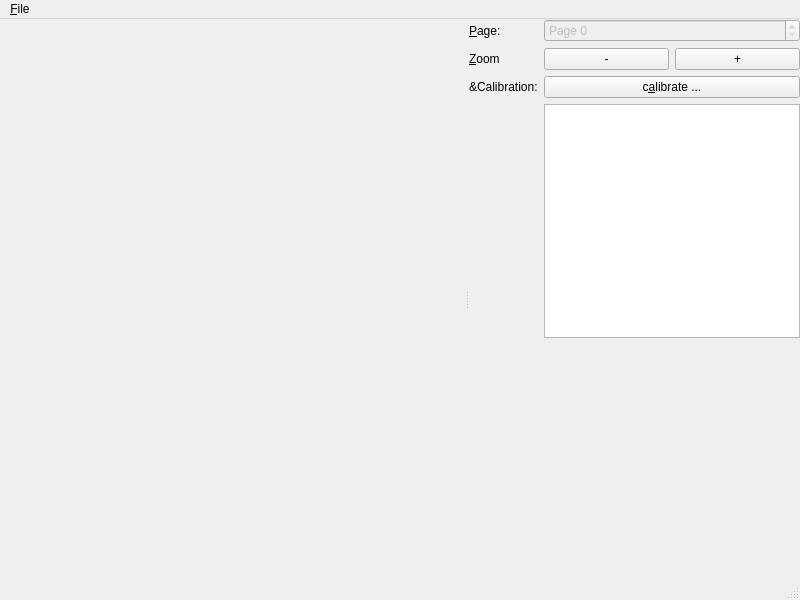
Qt form mainwindow.ui (pasbi/vpdf) before a commit.
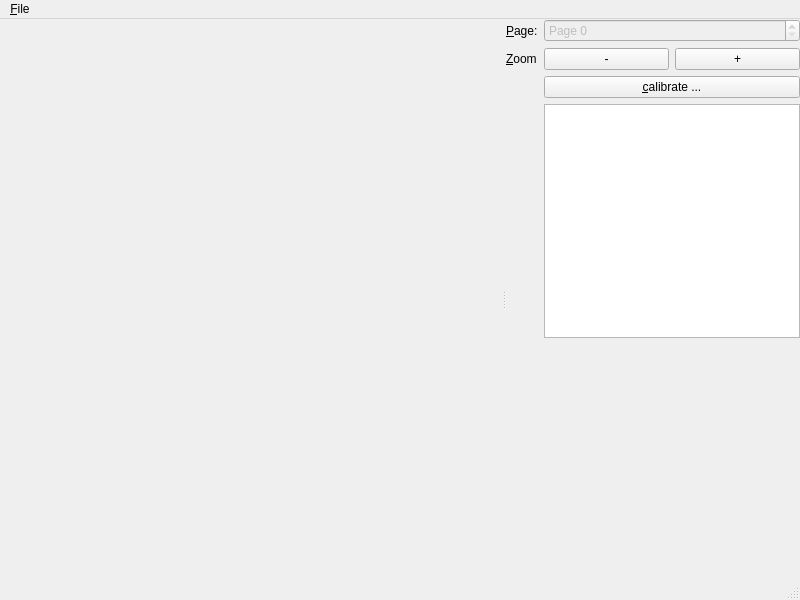
The same form after that commit. Custom widgets are drawn as their Qt base class.

```diff
--- a/mainwindow.ui
+++ b/mainwindow.ui
@@ -96,20 +96,13 @@
           </item>
          </layout>
         </item>
-        <item row="2" column="0">
-         <widget class="QLabel" name="label_3">
-          <property name="text">
-           <string>&amp;Calibration:</string>
-          </property>
-         </widget>
-        </item>
         <item row="2" column="1">
          <widget class="QPushButton" name="pb_calibrate">
           <property name="enabled">
            <bool>true</bool>
           </property>
           <property name="text">
-           <string>c&amp;alibrate ...</string>
+           <string>&amp;calibrate ...</string>
           </property>
           <property name="checkable">
            <bool>false</bool>
```
Left out of the diff: 2 changed lines with no effect on the pictures.
